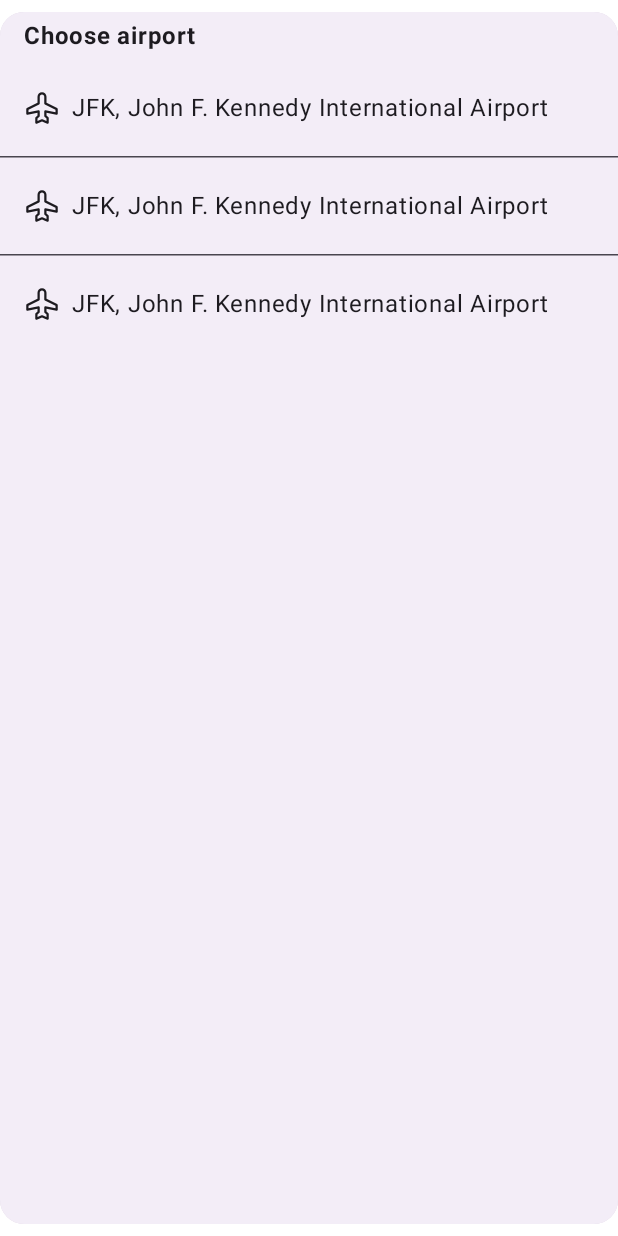
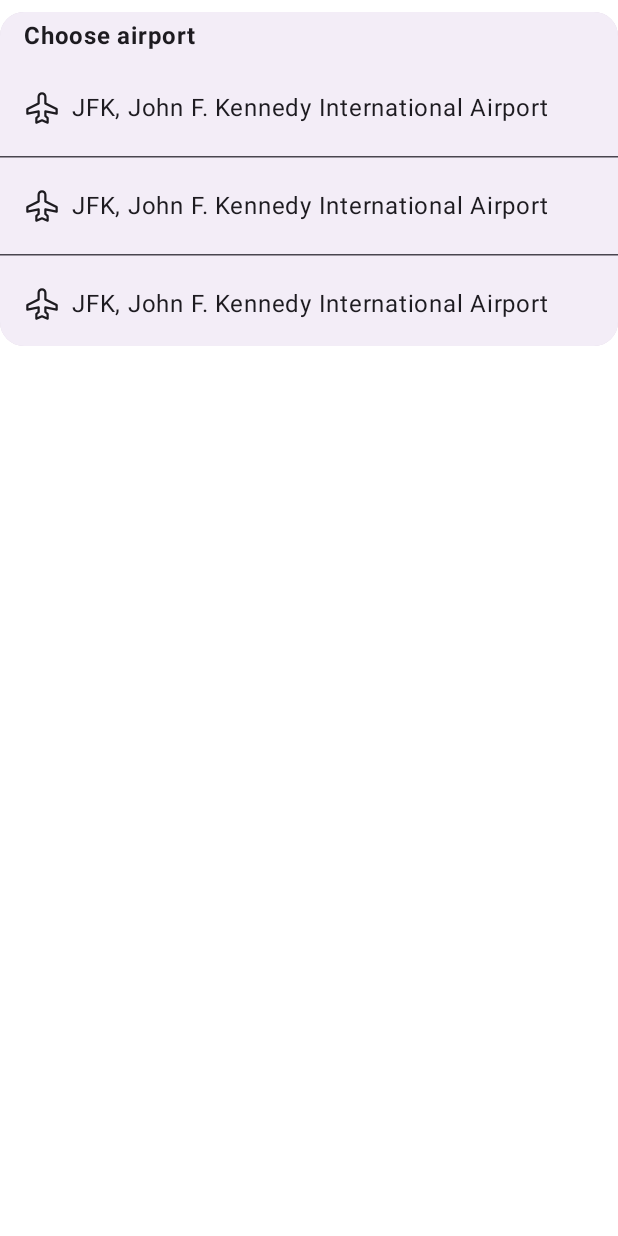
Before and after one commit to basilisSam/RandomTraveller, an Android app built with Jetpack Compose: the @Preview function AirportSuggestionsPreview, on a phone screen of 412 x 824 dp. Run offline under Robolectric (Android 15) with nearby library versions, the phone set to English and light mode, and no system bars; our stand-ins replace Dagger/Hilt's generated code.

Commit message:
remoce fillmaxsize modifier

```diff
--- a/app/src/main/java/com/example/randomtraveller/flights/search_criteria/ui/components/AirportSearch.kt
+++ b/app/src/main/java/com/example/randomtraveller/flights/search_criteria/ui/components/AirportSearch.kt
@@ -64,9 +64,7 @@ fun AirportSuggestions(
             .fillMaxWidth(),
     ) {
         Column(
-            Modifier
-                .background(MaterialTheme.colorScheme.surfaceContainer)
-                .fillMaxSize(),
+            Modifier.background(MaterialTheme.colorScheme.surfaceContainer),
         ) {
             Text(
                 text = stringResource(R.string.choose_airport),
```
